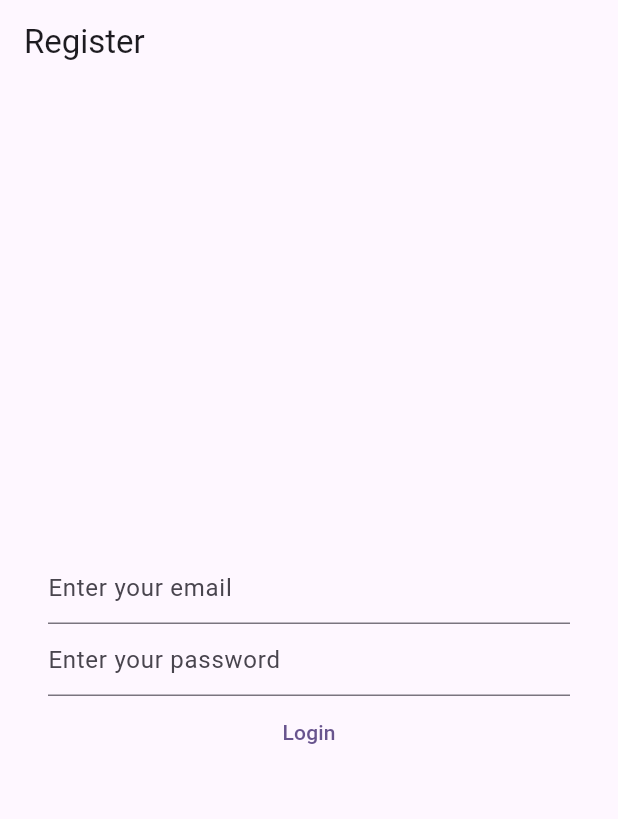
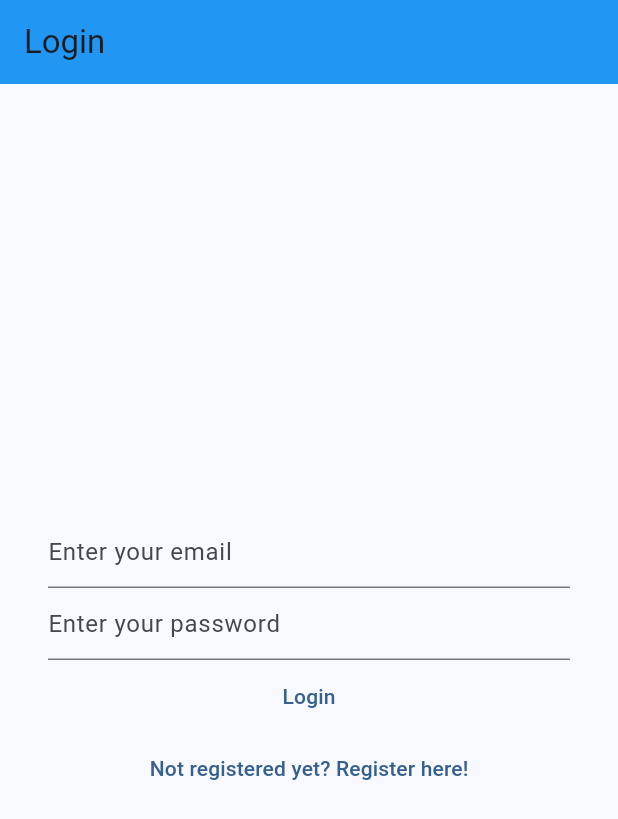
Before and after one commit to dgomesdev/My-Notes, a Flutter app: the screen it shows after launch, on a phone screen of 412 x 824 dp. Shown: the top 819 px of the screen. Run offline on Flutter 3.47's test engine with Material 3 defaults, Android fonts, the phone set to English and light mode, and no system bars; our stand-ins replace firebase_auth, firebase_core; accounts and stored records are empty; generated files the repository leaves out were written again.

Commit message:
feat: added navigation between register and login views

```diff
--- /dev/null
+++ b/lib/home_page.dart
@@ -0,0 +1,30 @@
+import 'package:firebase_core/firebase_core.dart';
+import 'package:flutter/material.dart';
+import 'package:my_notes/views/login_view.dart';
+
+import 'firebase_options/firebase_options.dart';
+
+class HomePage extends StatelessWidget {
+  const HomePage({super.key});
+
+  @override
+  Widget build(BuildContext context) {
+    return FutureBuilder(
+        future: Firebase.initializeApp(
+            options: DefaultFirebaseOptions.currentPlatform),
+        builder: (context, snapshot) {
+          switch (snapshot.connectionState) {
+            case ConnectionState.done:
+            // final user = FirebaseAuth.instance.currentUser;
+            // if (user?.emailVerified ?? false) {
+            //   return const Text('You are a verified user');
+            // } else {
+            //   return const VerifyEmailView();
+            // }
+              return const LoginView();
+            default:
+              return const CircularProgressIndicator();
+          }
+        });
+  }
+}
--- a/lib/main.dart
+++ b/lib/main.dart
@@ -1,5 +1,8 @@
 import 'package:flutter/material.dart';
 import 'package:my_notes/views/login_view.dart';
+import 'package:my_notes/views/register_view.dart';
+
+import 'home_page.dart';
 
 void main() {
   WidgetsFlutterBinding.ensureInitialized();
@@ -14,10 +17,17 @@ class MyApp extends StatelessWidget {
     return MaterialApp(
       title: 'Flutter Demo',
       theme: ThemeData(
-        colorScheme: ColorScheme.fromSeed(seedColor: Colors.deepPurple),
+        colorScheme: ColorScheme.fromSeed(seedColor: Colors.blue),
+        appBarTheme: const AppBarTheme(
+          backgroundColor: Colors.blue
+        ),
         useMaterial3: true,
       ),
-      home: const LoginView(),
+      home: const HomePage(),
+      routes: {
+        '/login': (context) => const LoginView(),
+        '/register': (context) => const RegisterView()
+      },
     );
   }
 }
--- a/lib/views/login_view.dart
+++ b/lib/views/login_view.dart
@@ -1,8 +1,5 @@
 import 'package:firebase_auth/firebase_auth.dart';
-import 'package:firebase_core/firebase_core.dart';
 import 'package:flutter/material.dart';
-
-import '../firebase_options/firebase_options.dart';
 
 class LoginView extends StatefulWidget {
   const LoginView({super.key});
@@ -33,15 +30,9 @@ class _LoginViewState extends State<LoginView> {
   Widget build(BuildContext context) {
     return Scaffold(
       appBar: AppBar(
-        title: const Text('Register'),
+        title: const Text('Login'),
       ),
-      body: FutureBuilder(
-          future: Firebase.initializeApp(
-              options: DefaultFirebaseOptions.currentPlatform),
-          builder: (context, snapshot) {
-            switch (snapshot.connectionState) {
-              case ConnectionState.done:
-                return Padding(
+      body: Padding(
         padding: const EdgeInsets.all(32.0),
         child: Column(
           mainAxisAlignment: MainAxisAlignment.center,
@@ -67,22 +58,41 @@ class _LoginViewState extends State<LoginView> {
               onPressed: () async {
                 final email = _emailController.text;
                 final password = _passwordController.text;
+
+                try {
                   final userCredential = await FirebaseAuth.instance
-                              .createUserWithEmailAndPassword(
+                      .signInWithEmailAndPassword(
                       email: email,
                       password: password
                   );
                   print(userCredential);
+                } on FirebaseAuthException catch (e) {
+                  switch (e.code) {
+                    case 'user-not-found':
+                      print('User not found');
+                      break;
+                    case 'wrong-password':
+                      print('Wrong password');
+                      break;
+                    default:
+                      print(e.code);
+                  }
+                }
               },
               child: const Text('Login'),
             ),
+            TextButton(
+                onPressed: () {
+                  Navigator.of(context).pushNamedAndRemoveUntil(
+                      '/register',
+                      (route) => false
+                  );
+                },
+                child: const Text('Not registered yet? Register here!')
+            )
           ],
         ),
-                );
-              default:
-                return const Text('Loading...');
-            }
-          }),
+      ),
     );
   }
 }
```
Also changed, not shown: lib/views/register_view.dart (+27 -15 lines), lib/views/verify_email_view.dart (added, +35 -0 lines). Lines whose indentation alone changed are shown as unchanged.
